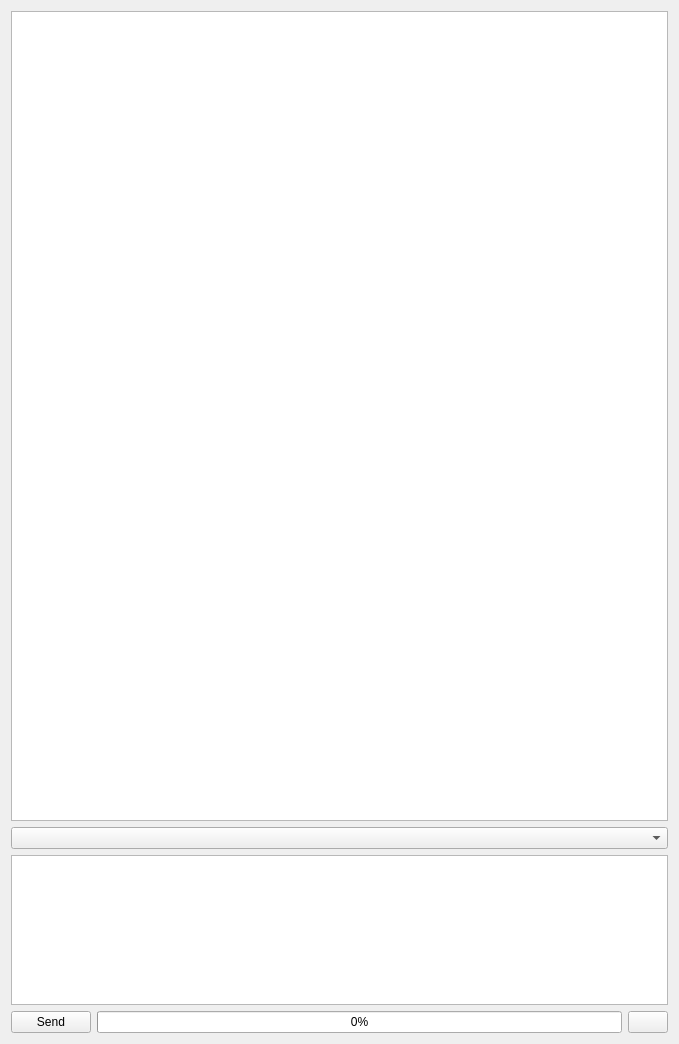
Before: the Qt Designer form src/airunner/widgets/llm/templates/chat_prompt.ui in Capsize-Games/airunner, drawn with Qt 5.
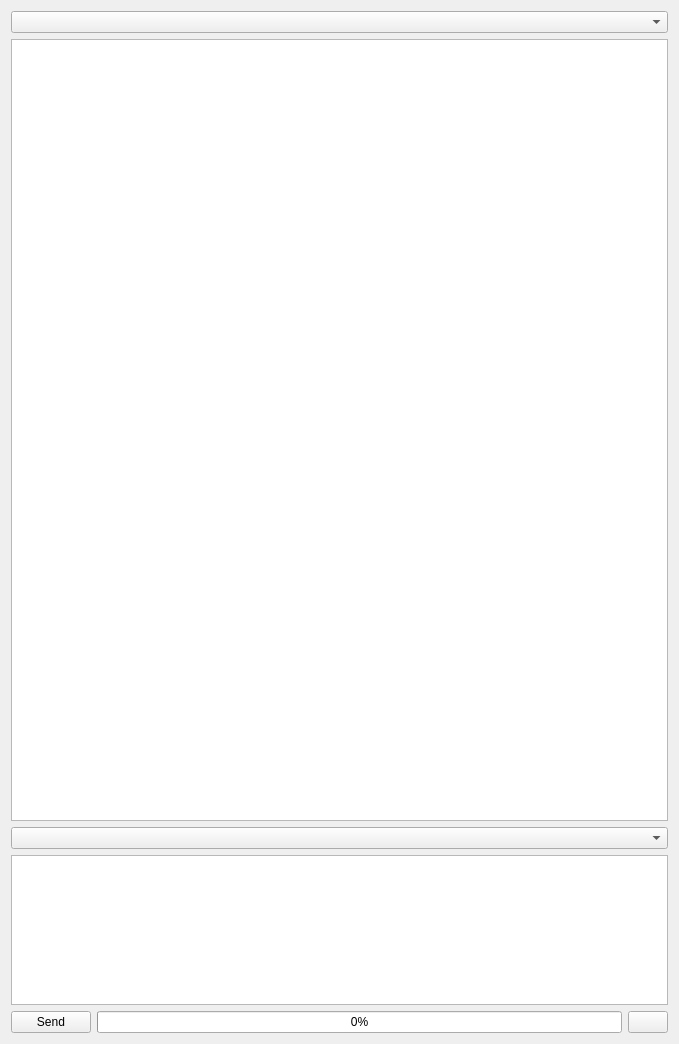
After: the same form once the commit is applied. Icons and pictures are not drawn.

```diff
--- a/src/airunner/widgets/llm/templates/chat_prompt.ui
+++ b/src/airunner/widgets/llm/templates/chat_prompt.ui
@@ -44,13 +44,16 @@
        <property name="bottomMargin">
         <number>0</number>
        </property>
-       <item row="0" column="0">
+       <item row="1" column="0">
         <widget class="QTextEdit" name="conversation">
          <property name="readOnly">
           <bool>true</bool>
          </property>
         </widget>
        </item>
+       <item row="0" column="0">
+        <widget class="QComboBox" name="action"/>
+       </item>
       </layout>
      </widget>
     </widget>
```
Left out of the diff: 17 changed lines with no effect on the pictures.
